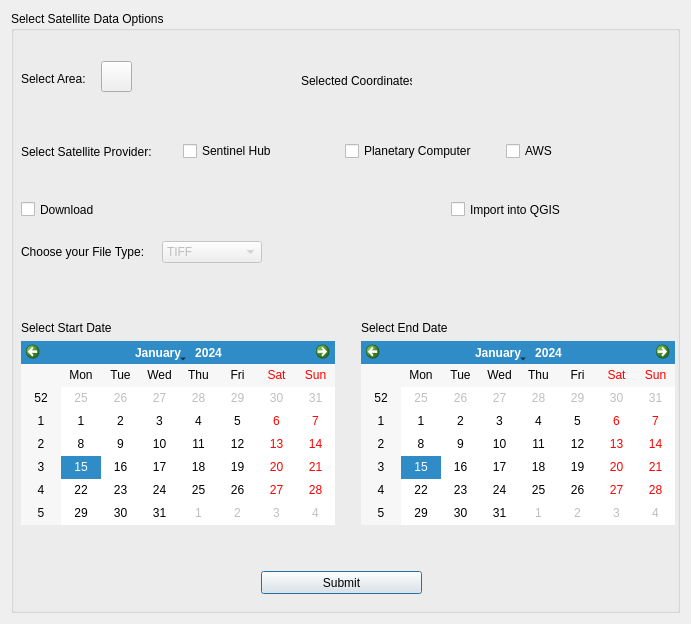
theokretz/SatHubAI, file sathub_ai_dialog_base.ui: the form before one commit.
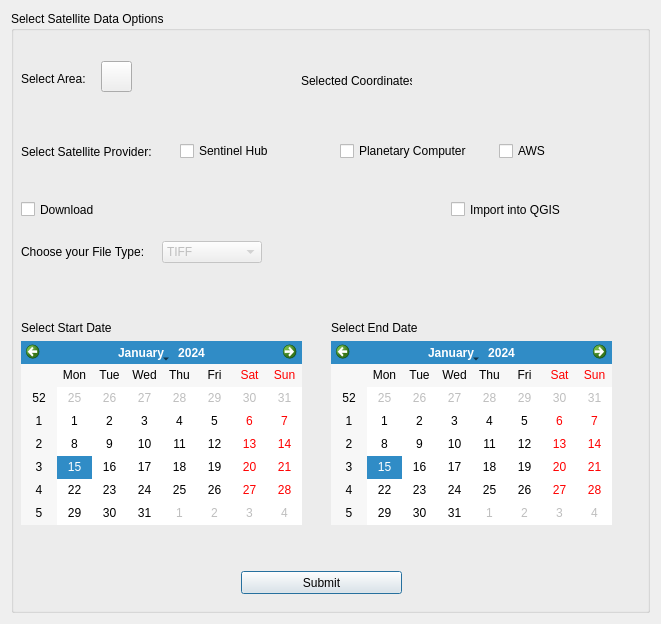
The form after the commit. Icons and pictures are not drawn. Custom widgets are drawn as their Qt base class.

```diff
--- a/sathub_ai_dialog_base.ui
+++ b/sathub_ai_dialog_base.ui
@@ -6,7 +6,7 @@
    <rect>
     <x>0</x>
     <y>0</y>
-    <width>691</width>
+    <width>661</width>
     <height>624</height>
    </rect>
   </property>
@@ -22,7 +22,7 @@
      <widget class="QPushButton" name="pbSubmit">
       <property name="geometry">
        <rect>
-        <x>250</x>
+        <x>230</x>
         <y>560</y>
         <width>161</width>
         <height>23</height>
@@ -191,7 +191,7 @@
        <rect>
         <x>10</x>
         <y>120</y>
-        <width>641</width>
+        <width>631</width>
         <height>41</height>
        </rect>
       </property>
@@ -232,9 +232,9 @@
      <widget class="QWidget" name="verticalLayoutWidget">
       <property name="geometry">
        <rect>
-        <x>350</x>
+        <x>320</x>
         <y>310</y>
-        <width>314</width>
+        <width>281</width>
         <height>204</height>
        </rect>
       </property>
@@ -256,7 +256,7 @@
        <rect>
         <x>10</x>
         <y>310</y>
-        <width>314</width>
+        <width>281</width>
         <height>204</height>
        </rect>
       </property>
```
